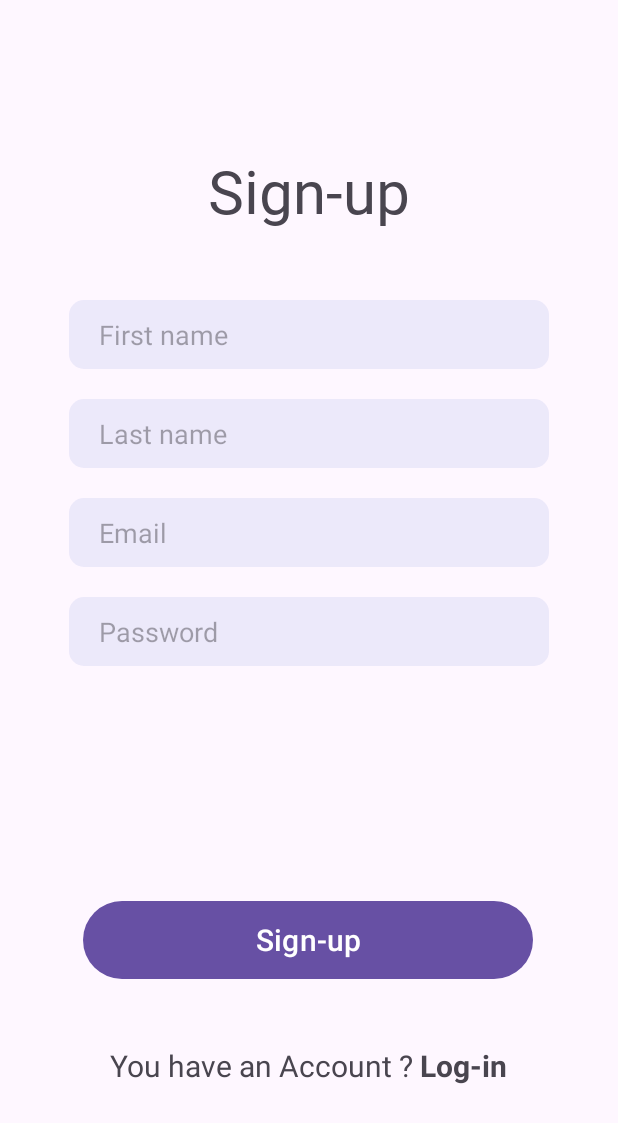
After one commit to DzmitryDen/NotesApp, an Android app: the fragment SignupFragment placed in its activity, on a phone screen of 412 x 824 dp. The commit adds this screen. Shown: the top 1123 px of the screen. Run offline under Robolectric (Android 15) with nearby library versions, the phone set to English and light mode, and no system bars.

Commit message:
hw_21 completed without extra task

```diff
--- a/app/src/main/java/com/hfad/notesapp/MainActivity.kt
+++ b/app/src/main/java/com/hfad/notesapp/MainActivity.kt
@@ -1,28 +1,17 @@
 package com.hfad.notesapp
 
-import android.content.Intent
 import android.os.Bundle
 import androidx.appcompat.app.AppCompatActivity
-import com.hfad.notesapp.databinding.ActivityMainBinding
 
 class MainActivity : AppCompatActivity() {
 
-    private var binding: ActivityMainBinding? = null
     override fun onCreate(savedInstanceState: Bundle?) {
         super.onCreate(savedInstanceState)
 
-        binding = ActivityMainBinding.inflate(layoutInflater).also { setContentView(it.root) }
+        setContentView(R.layout.activity_main)
 
-        val buttonStart = binding?.mainButton
-        buttonStart?.setOnClickListener {
-            val intent = Intent(this, SignupActivity::class.java)
-            startActivity(intent)
-        }
-
-        val clickQueryText = binding?.mainQuery
-        clickQueryText?.setOnClickListener {
-            val intent = Intent(this, LoginActivity::class.java)
-            startActivity(intent)
-        }
+        supportFragmentManager.beginTransaction()
+            .replace(R.id.container, MainFragment())
+            .commit()
     }
 }
--- /dev/null
+++ b/app/src/main/java/com/hfad/notesapp/MainFragment.kt
@@ -0,0 +1,42 @@
+package com.hfad.notesapp
+
+import android.os.Bundle
+import android.view.LayoutInflater
+import android.view.View
+import android.view.ViewGroup
+import androidx.fragment.app.Fragment
+import com.hfad.notesapp.databinding.FragmentMainBinding
+
+class MainFragment : Fragment(){
+
+    private var binding: FragmentMainBinding? = null
+
+    override fun onCreateView(
+        inflater: LayoutInflater,
+        container: ViewGroup?,
+        savedInstanceState: Bundle?
+    ): View? {
+        binding = FragmentMainBinding.inflate(inflater, container, false)
+        return binding?.root
+    }
+
+    override fun onViewCreated(view: View, savedInstanceState: Bundle?) {
+        super.onViewCreated(view, savedInstanceState)
+
+        val buttonMain = binding?.mainButton
+        buttonMain?.setOnClickListener {
+            parentFragmentManager.beginTransaction()
+                .replace(R.id.container, SignupFragment())
+                .addToBackStack(null)
+                .commit()
+        }
+
+        val clickQueryText = binding?.mainQuery
+        clickQueryText?.setOnClickListener {
+            parentFragmentManager.beginTransaction()
+                .replace(R.id.container, LoginFragment())
+                .addToBackStack(null)
+                .commit()
+        }
+    }
+}
--- /dev/null
+++ b/app/src/main/java/com/hfad/notesapp/SignupFragment.kt
@@ -0,0 +1,61 @@
+package com.hfad.notesapp
+
+import android.os.Bundle
+import android.view.LayoutInflater
+import android.view.View
+import android.view.ViewGroup
+import androidx.core.widget.doAfterTextChanged
+import androidx.fragment.app.Fragment
+import com.hfad.notesapp.databinding.FragmentSignupBinding
+import com.hfad.notesapp.validation.checkEmail
+import com.hfad.notesapp.validation.checkSignName
+import com.hfad.notesapp.validation.checkSignPassword
+import com.hfad.notesapp.validation.validatorToast
+
+class SignupFragment: Fragment() {
+
+    private var binding: FragmentSignupBinding? = null
+
+    override fun onCreateView(
+        inflater: LayoutInflater,
+        container: ViewGroup?,
+        savedInstanceState: Bundle?
+    ): View? {
+        binding = FragmentSignupBinding.inflate(inflater, container, false)
+        return binding?.root
+    }
+
+    override fun onViewCreated(view: View, savedInstanceState: Bundle?) {
+        super.onViewCreated(view, savedInstanceState)
+
+        val firstNameField = binding?.signupFirstName
+        val lastNameField = binding?.signupLastName
+        val emailField = binding?.signupEmail
+        val passwordField = binding?.signupPassword
+
+        firstNameField?.doAfterTextChanged { text ->
+            validatorToast(context, checkSignName(text), getString(R.string.error_common))
+        }
+
+        lastNameField?.doAfterTextChanged { text ->
+            validatorToast(context, checkSignName(text), getString(R.string.error_common))
+        }
+
+        emailField?.doAfterTextChanged { text ->
+            validatorToast(context, checkEmail(text), getString(R.string.error_common))
+        }
+
+        passwordField?.doAfterTextChanged { text ->
+            validatorToast(context, checkSignPassword(text), getString(R.string.error_common))
+        }
+
+        val clickQueryText = binding?.signupQuery
+        clickQueryText?.setOnClickListener {
+            parentFragmentManager.beginTransaction()
+                .replace(R.id.container, LoginFragment())
+                .addToBackStack(null)
+                .commit()
+        }
+
+    }
+}
--- a/app/src/main/java/com/hfad/notesapp/validation/Validator.kt
+++ b/app/src/main/java/com/hfad/notesapp/validation/Validator.kt
@@ -3,7 +3,7 @@ package com.hfad.notesapp.validation
 import android.content.Context
 import android.widget.Toast
 
-fun validatorToast(context: Context, check: Boolean, error: String) {
+fun validatorToast(context: Context?, check: Boolean, error: String) {
     if (check) {
         Toast.makeText(context, error, Toast.LENGTH_SHORT).show()
     }
--- a/app/src/main/res/layout/activity_main.xml
+++ b/app/src/main/res/layout/activity_main.xml
@@ -1,36 +1,12 @@
 <?xml version="1.0" encoding="utf-8"?>
-<FrameLayout xmlns:android="http://schemas.android.com/apk/res/android"
+<androidx.constraintlayout.widget.ConstraintLayout xmlns:android="http://schemas.android.com/apk/res/android"
+    android:layout_width="match_parent"
+    android:layout_height="match_parent"
+    android:id="@+id/main">
 
-    android:layout_width="match_parent"
-    android:layout_height="match_parent">
+    <FrameLayout
+        android:id="@+id/container"
+        android:layout_width="match_parent"
+        android:layout_height="match_parent"/>
 
-    <TextView
-        style="@style/TitleMainStyle"
-        android:layout_gravity="center|top"
-        android:layout_marginTop="@dimen/dp_200"
-        android:text="@string/title_spiice" />
-
-    <LinearLayout
-        android:layout_width="wrap_content"
-        android:layout_height="wrap_content"
-        android:layout_gravity="bottom|center"
-        android:layout_marginBottom="@dimen/dp_60"
-        android:orientation="vertical">
-
-        <Button
-            android:id="@+id/main_button"
-            style="@style/ButtonMainStyle"
-            android:layout_gravity="center|bottom"
-            android:text="@string/text_main_button" />
-
-
-        <TextView
-            android:id="@+id/main_query"
-            style="@style/TextQueryClickStyle"
-            android:layout_gravity="center|top"
-            android:layout_margin="@dimen/dp_40"
-            android:text="@string/account_login_query" />
-
-    </LinearLayout>
-
-</FrameLayout>
+</androidx.constraintlayout.widget.ConstraintLayout>
--- a/app/src/main/res/layout/activity_add_note.xml
+++ b/app/src/main/res/layout/fragment_add_note.xml
@@ -1,6 +1,7 @@
 <?xml version="1.0" encoding="utf-8"?>
 <androidx.constraintlayout.widget.ConstraintLayout xmlns:android="http://schemas.android.com/apk/res/android"
     xmlns:app="http://schemas.android.com/apk/res-auto"
+    xmlns:tools="http://schemas.android.com/tools"
     android:layout_width="match_parent"
     android:layout_height="match_parent">
 
@@ -56,6 +57,7 @@
         android:layout_marginTop="@dimen/dp_20"
         android:layout_marginEnd="@dimen/dp_20"
         android:text="@string/check_box_text"
+        tools:ignore="MissingConstraints"
         style="@style/CheckBoxTextStyle"
         app:layout_constraintStart_toStartOf="parent"
         app:layout_constraintTop_toBottomOf="@id/field_message"/>
--- a/app/src/main/res/layout/activity_signup.xml
+++ b/app/src/main/res/layout/fragment_signup.xml
@@ -5,10 +5,10 @@
     android:layout_height="match_parent">
 
     <TextView
-        style="@style/TitleStyle"
         android:layout_gravity="center|top"
         android:layout_marginTop="@dimen/dp_100"
-        android:text="@string/title_signup" />
+        android:text="@string/title_signup"
+        style="@style/TitleStyle" />
 
     <LinearLayout
         android:layout_width="@dimen/dp_320"
@@ -20,30 +20,30 @@
 
         <EditText
             android:id="@+id/signup_first_name"
-            style="@style/EditFieldStyle"
             android:layout_gravity="center|top"
-            android:hint="@string/hint_first_name" />
+            android:hint="@string/hint_first_name"
+            style="@style/EditFieldStyle" />
 
         <EditText
             android:id="@+id/signup_last_name"
-            style="@style/EditFieldStyle"
             android:layout_gravity="center|top"
             android:layout_marginTop="@dimen/dp_20"
-            android:hint="@string/hint_last_name" />
+            android:hint="@string/hint_last_name"
+            style="@style/EditFieldStyle"/>
 
         <EditText
             android:id="@+id/signup_email"
-            style="@style/EditFieldStyle"
             android:layout_gravity="center|top"
             android:layout_marginTop="@dimen/dp_20"
-            android:hint="@string/hint_email" />
+            android:hint="@string/hint_email"
+            style="@style/EditFieldStyle"/>
 
         <EditText
             android:id="@+id/signup_password"
-            style="@style/EditFieldStyle"
             android:layout_gravity="center|top"
             android:layout_marginTop="@dimen/dp_20"
-            android:hint="@string/hint_password" />
+            android:hint="@string/hint_password"
+            style="@style/EditFieldStyle"/>
 
     </LinearLayout>
 
@@ -56,17 +56,17 @@
 
         <Button
             android:id="@+id/signup_button"
-            style="@style/ButtonMainStyle"
+            android:text="@string/text_signup_button"
             android:layout_gravity="center|bottom"
-            android:text="@string/text_signup_button" />
+            style="@style/ButtonMainStyle" />
 
 
         <TextView
             android:id="@+id/signup_query"
-            style="@style/TextQueryClickStyle"
+            android:layout_margin="@dimen/dp_40"
             android:layout_gravity="center|top"
-            android:layout_margin="@dimen/dp_40"
-            android:text="@string/account_login_query" />
+            android:text="@string/account_login_query"
+            style="@style/TextQueryClickStyle" />
 
     </LinearLayout>
 
```
Also changed, not shown: app/src/main/java/com/hfad/notesapp/AddNoteActivity.kt (deleted, +0 -110 lines), app/src/main/java/com/hfad/notesapp/AddNoteFragment.kt (added, +131 -0 lines), app/src/main/java/com/hfad/notesapp/LoginActivity.kt (deleted, +0 -43 lines), app/src/main/java/com/hfad/notesapp/LoginFragment.kt (added, +58 -0 lines), app/src/main/java/com/hfad/notesapp/NotesActivity.kt (deleted, +0 -43 lines), app/src/main/java/com/hfad/notesapp/NotesFragment.kt (added, +55 -0 lines), app/src/main/java/com/hfad/notesapp/SignupActivity.kt (deleted, +0 -54 lines), app/src/main/res/layout/fragment_login.xml (renamed from app/src/main/res/layout/activity_login.xml, +11 -11 lines), app/src/main/res/layout/fragment_main.xml (added, +35 -0 lines), app/src/main/res/layout/fragment_notes.xml (renamed from app/src/main/res/layout/activity_notes.xml).
